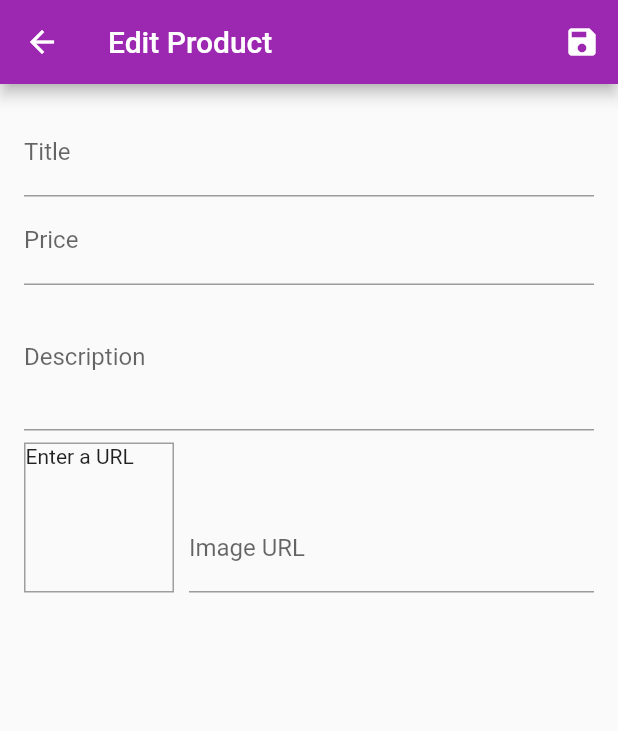
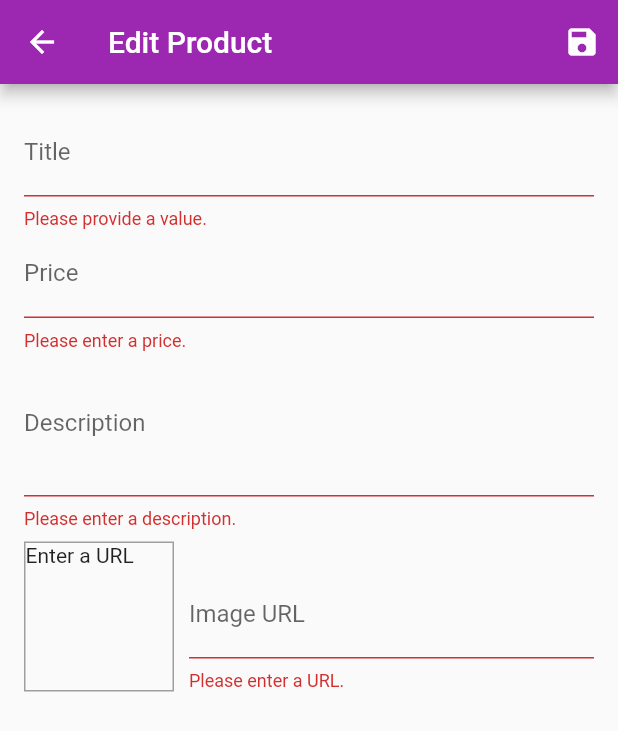
Before and after one commit to panda2000/flutter_shop_app, a Flutter app: the EditProductScreen screen opened by its route, after a tap on the "save" icon, on a phone screen of 412 x 824 dp. Shown: the top 731 px of the screen. Run offline on Flutter 3.47's test engine with Material 2 defaults, Android fonts, the phone set to English and light mode, and no system bars; network calls fail.

Commit message:
Adding Validation

```diff
--- a/lib/screens/edit_prodict_screen.dart
+++ b/lib/screens/edit_prodict_screen.dart
@@ -53,12 +53,15 @@ class _EditProductScreenState extends State<EditProductScreen> {
   }
 
   void _saveForm () {
-    _form.currentState.save();
-    print (_editedProduct.id);
-    print (_editedProduct.title);
-    print (_editedProduct.price);
-    print (_editedProduct.description);
-    print (_editedProduct.imageUrl);
+    final isValid = _form.currentState.validate();
+    if (isValid) {
+      _form.currentState.save();
+      print(_editedProduct.id);
+      print(_editedProduct.title);
+      print(_editedProduct.price);
+      print(_editedProduct.description);
+      print(_editedProduct.imageUrl);
+    }
   }
 
   @override
@@ -87,6 +90,12 @@ class _EditProductScreenState extends State<EditProductScreen> {
                 onFieldSubmitted: (_) {
                   FocusScope.of(context).requestFocus(_priceFocusNode);
                 },
+                validator: (value) {
+                  if (value.isEmpty){
+                    return 'Please provide a value.';
+                  }
+                  return null;
+                },
                 onSaved: (value) {
                   _editedProduct = Product(
                     id: _editedProduct.id,
@@ -104,6 +113,19 @@ class _EditProductScreenState extends State<EditProductScreen> {
                 focusNode: _priceFocusNode,
                 onFieldSubmitted: (_) {
                   FocusScope.of(context).requestFocus(_descriptionFocusNode);
+                },
+                validator: (value) {
+                  if (value.isEmpty){
+                    return 'Please enter a price.';
+                  }
+                  if (double.tryParse(value) == null){
+                    return 'Please enter a price number.';
+                  }
+                  if (double.parse(value) <= 0){
+                    return 'Please enter a price grate than zero';
+                  }
+                  return null;
+
                 },
                 onSaved: (value) {
                   _editedProduct = Product(
@@ -128,6 +150,15 @@ class _EditProductScreenState extends State<EditProductScreen> {
                     description: value,
                     imageUrl: _editedProduct.imageUrl,
                   );
+                },
+                validator: (value) {
+                  if (value.isEmpty){
+                    return 'Please enter a description.';
+                  }
+                  if (value.length < 10){
+                    return 'Should be at least 10 characters long.';
+                  }
+                  return null;
                 },
               ),
               Row(
@@ -167,6 +198,15 @@ class _EditProductScreenState extends State<EditProductScreen> {
                         imageUrl: value,
                       );
                     },
+                    validator: (value) {
+                      if (value.isEmpty){
+                        return 'Please enter a URL.';
+                      }
+                      if (!value.startsWith('http') && !value.startsWith('https') ){
+                        return 'Please enter a valid URL.';
+                      }
+                      return null;
+                    },
                   ),
                 )
               ],)
```
